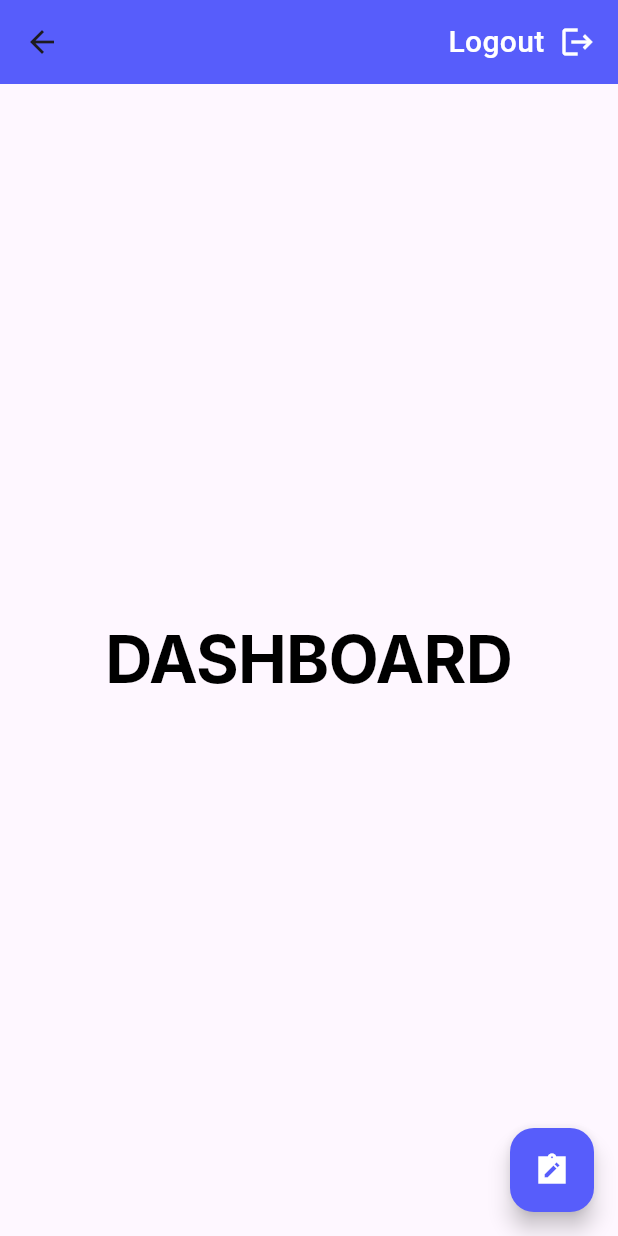
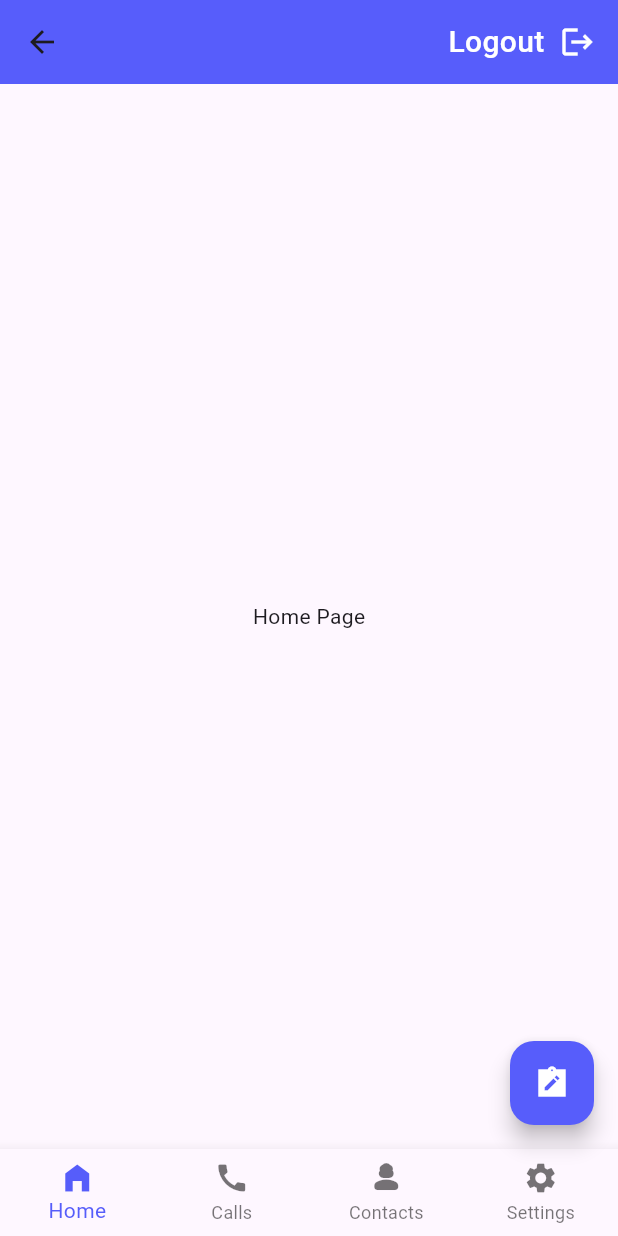
Before and after one commit to Mr-Talha110/ChatBox-App-Using-Firebase-and-Flutter, a Flutter app: the DashboardScreen screen opened directly, on a phone screen of 412 x 824 dp. Run offline on Flutter 3.47's test engine with Material 3 defaults, Android fonts, the phone set to English and light mode, and no system bars; our stand-ins replace cloud_firestore, firebase_auth, firebase_core, get; accounts and stored records are empty; Roboto replaces fonts that are missing (Inter).

Commit message:
Set the bottom navigation

```diff
--- a/lib/screens/dashboardScreen.dart
+++ b/lib/screens/dashboardScreen.dart
@@ -14,8 +14,24 @@ class DashboardScreen extends StatefulWidget {
 }
 
 class _DashboardScreenState extends State<DashboardScreen> {
+  var currentPage = 0;
+
   @override
   Widget build(BuildContext context) {
+    List tabs = [
+      Center(
+        child: Text('Home Page'),
+      ),
+      Center(
+        child: Text('Calls Page'),
+      ),
+      Center(
+        child: Text('Contact Page'),
+      ),
+      Center(
+        child: Text('Settings Page'),
+      ),
+    ];
     return Scaffold(
         appBar: AppBar(
           backgroundColor: const Color(0xff575DFB),
@@ -43,6 +59,23 @@ class _DashboardScreenState extends State<DashboardScreen> {
             const SizedBox(width: 15),
           ],
         ),
+        bottomNavigationBar: BottomNavigationBar(
+            selectedItemColor: const Color(0xFF565DFA),
+            onTap: (index) {
+              currentPage = index;
+              setState(() {});
+            },
+            currentIndex: currentPage,
+            type: BottomNavigationBarType.fixed,
+            items: const [
+              BottomNavigationBarItem(
+                  icon: Icon(Icons.home_filled), label: 'Home'),
+              BottomNavigationBarItem(icon: Icon(Icons.call), label: 'Calls'),
+              BottomNavigationBarItem(
+                  icon: Icon(Icons.person_3_rounded), label: 'Contacts'),
+              BottomNavigationBarItem(
+                  icon: Icon(Icons.settings), label: 'Settings'),
+            ]),
         floatingActionButton: FloatingActionButton(
           backgroundColor: const Color(0xff575DFB),
           onPressed: () {
@@ -53,18 +86,6 @@ class _DashboardScreenState extends State<DashboardScreen> {
             color: Colors.white,
           ),
         ),
-        body: const Center(
-          child: Text(
-            'DASHBOARD',
-            style: TextStyle(
-              color: Colors.black,
-              fontSize: 43.56,
-              fontFamily: 'Inter',
-              fontWeight: FontWeight.w700,
-              height: 0,
-              letterSpacing: -0.48,
-            ),
-          ),
-        ));
+        body: tabs[currentPage]);
   }
 }
```
Also changed, not shown: lib/messaging screens/people_messages_list_screen.dart (added).
